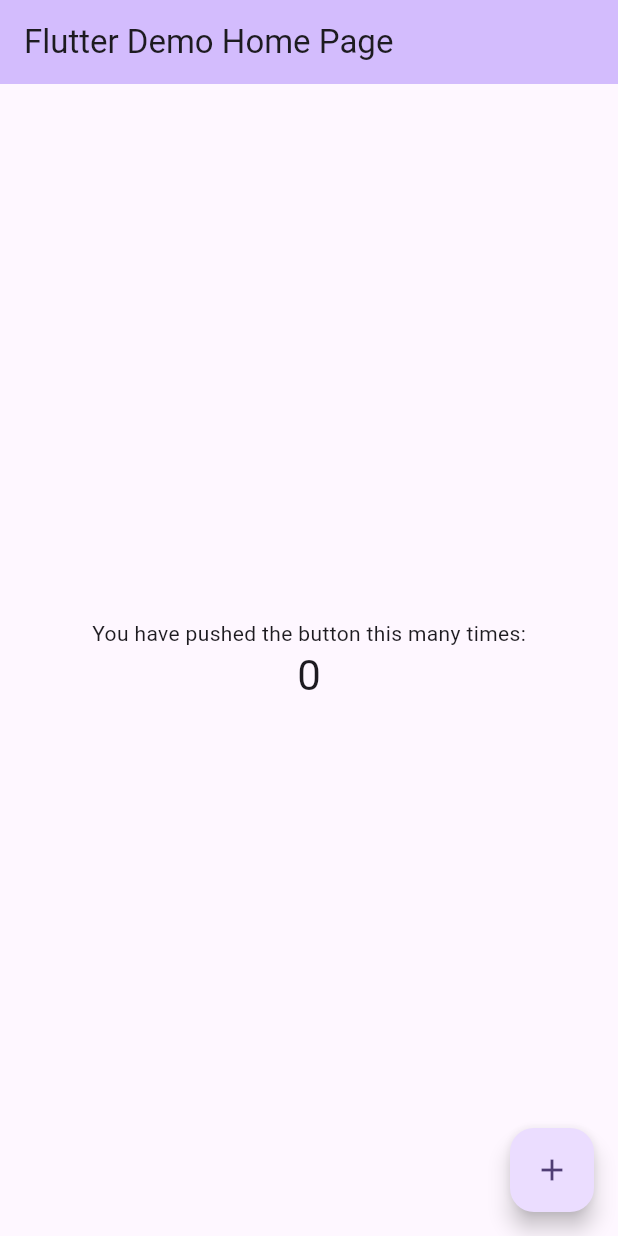
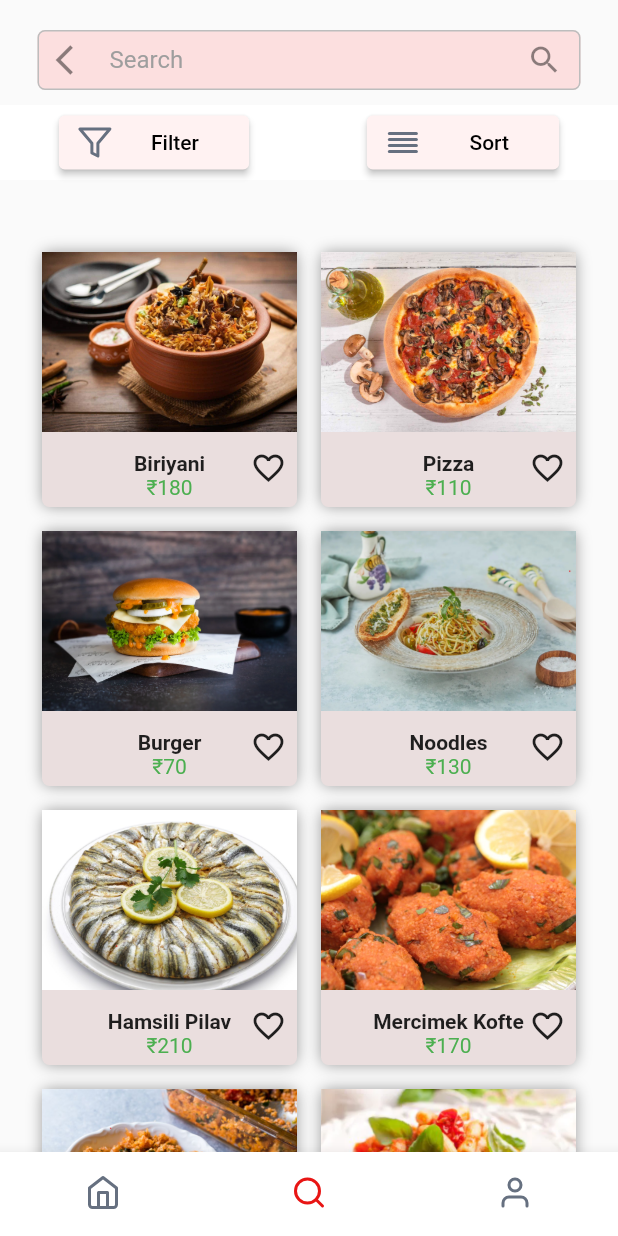
Before and after one commit to sanjaycheemeni/Makeatable, a Flutter app: the screen it shows after launch, on a phone screen of 412 x 824 dp. Run offline on Flutter 3.47's test engine with Material 2 defaults, Android fonts, the phone set to English and light mode, and no system bars; our stand-ins replace flutter_svg.

Commit message:
Hai Sanjay
Completed except Filter option

```diff
--- a/makeatable/lib/main.dart
+++ b/makeatable/lib/main.dart
@@ -1,125 +1,45 @@
 import 'package:flutter/material.dart';
+import 'package:makeatable/view/SearchResult/Pages/screen_search_result_main.dart';
+import 'package:makeatable/view/SearchResult/Widgets/searchbar.dart';
+
 
 void main() {
-  runApp(const MyApp());
+  runApp(MyApp()); // Replace with the appropriate widget
 }
 
 class MyApp extends StatelessWidget {
-  const MyApp({super.key});
-
-  // This widget is the root of your application.
   @override
   Widget build(BuildContext context) {
     return MaterialApp(
-      title: 'Flutter Demo',
-      theme: ThemeData(
-        // This is the theme of your application.
-        //
-        // TRY THIS: Try running your application with "flutter run". You'll see
-        // the application has a blue toolbar. Then, without quitting the app,
-        // try changing the seedColor in the colorScheme below to Colors.green
-        // and then invoke "hot reload" (save your changes or press the "hot
-        // reload" button in a Flutter-supported IDE, or press "r" if you used
-        // the command line to start the app).
-        //
-        // Notice that the counter didn't reset back to zero; the application
-        // state is not lost during the reload. To reset the state, use hot
-        // restart instead.
-        //
-        // This works for code too, not just values: Most code changes can be
-        // tested with just a hot reload.
-        colorScheme: ColorScheme.fromSeed(seedColor: Colors.deepPurple),
-        useMaterial3: true,
-      ),
-      home: const MyHomePage(title: 'Flutter Demo Home Page'),
+      debugShowCheckedModeBanner: false,
+      theme: ThemeData(primarySwatch: Colors.red),
+      home: Homepage(), // Assuming Homepage is your entry point
     );
   }
 }
 
-class MyHomePage extends StatefulWidget {
-  const MyHomePage({super.key, required this.title});
 
-  // This widget is the home page of your application. It is stateful, meaning
-  // that it has a State object (defined below) that contains fields that affect
-  // how it looks.
+// import 'package:flutter/material.dart';
+// import 'package:makeatable/view/SearchResult/Pages/search_result.dart';
+// import 'package:makeatable/view/SearchResult/screen_search_result_main.dart';
+// void main()
+// {
+//   runApp(const MyApp());
+//
+// }
+// class MyApp extends StatelessWidget{
+//   const MyApp({super.key});
+// }
+// @override
+// Widget build(BuildContext context){
+//   return const MaterialApp(
+//     debugShowCheckedModeBanner: false,
+//     home: HomePage(),
+//   );
+// }
 
-  // This class is the configuration for the state. It holds the values (in this
-  // case the title) provided by the parent (in this case the App widget) and
-  // used by the build method of the State. Fields in a Widget subclass are
-  // always marked "final".
-
-  final String title;
-
-  @override
-  State<MyHomePage> createState() => _MyHomePageState();
-}
-
-class _MyHomePageState extends State<MyHomePage> {
-  int _counter = 0;
-
-  void _incrementCounter() {
-    setState(() {
-      // This call to setState tells the Flutter framework that something has
-      // changed in this State, which causes it to rerun the build method below
-      // so that the display can reflect the updated values. If we changed
-      // _counter without calling setState(), then the build method would not be
-      // called again, and so nothing would appear to happen.
-      _counter++;
-    });
-  }
-
-  @override
-  Widget build(BuildContext context) {
-    // This method is rerun every time setState is called, for instance as done
-    // by the _incrementCounter method above.
-    //
-    // The Flutter framework has been optimized to make rerunning build methods
-    // fast, so that you can just rebuild anything that needs updating rather
-    // than having to individually change instances of widgets.
-    return Scaffold(
-      appBar: AppBar(
-        // TRY THIS: Try changing the color here to a specific color (to
-        // Colors.amber, perhaps?) and trigger a hot reload to see the AppBar
-        // change color while the other colors stay the same.
-        backgroundColor: Theme.of(context).colorScheme.inversePrimary,
-        // Here we take the value from the MyHomePage object that was created by
-        // the App.build method, and use it to set our appbar title.
-        title: Text(widget.title),
-      ),
-      body: Center(
-        // Center is a layout widget. It takes a single child and positions it
-        // in the middle of the parent.
-        child: Column(
-          // Column is also a layout widget. It takes a list of children and
-          // arranges them vertically. By default, it sizes itself to fit its
-          // children horizontally, and tries to be as tall as its parent.
-          //
-          // Column has various properties to control how it sizes itself and
-          // how it positions its children. Here we use mainAxisAlignment to
-          // center the children vertically; the main axis here is the vertical
-          // axis because Columns are vertical (the cross axis would be
-          // horizontal).
-          //
-          // TRY THIS: Invoke "debug painting" (choose the "Toggle Debug Paint"
-          // action in the IDE, or press "p" in the console), to see the
-          // wireframe for each widget.
-          mainAxisAlignment: MainAxisAlignment.center,
-          children: <Widget>[
-            const Text(
-              'You have pushed the button this many times:',
-            ),
-            Text(
-              '$_counter',
-              style: Theme.of(context).textTheme.headlineMedium,
-            ),
-          ],
-        ),
-      ),
-      floatingActionButton: FloatingActionButton(
-        onPressed: _incrementCounter,
-        tooltip: 'Increment',
-        child: const Icon(Icons.add),
-      ), // This trailing comma makes auto-formatting nicer for build methods.
-    );
-  }
-}
+// import 'package:flutter/material.dart';
+// import 'package:makeatable/view/SearchResult/screen_search_result_main.dart';
+//
+// void main() {
+// runApp( Homepage());
--- /dev/null
+++ b/makeatable/lib/util/product.dart
@@ -0,0 +1,71 @@
+import 'package:flutter/material.dart';
+class Product{
+  final String image,title;
+  final int price, id;
+  Product({
+    // super.key,
+    required this.id,
+    required this.image,
+    required this.title,
+    // this.description,
+    required this.price,
+    // this.size,
+    // this.color,
+});
+}
+List<Product> products = [
+  Product(
+    id:1,
+    title: "Biriyani",
+      price: 180,
+    image: "images/biriyani.jpeg"
+  ),
+  Product(
+      id:2,
+      title: "Pizza",
+      price: 110,
+      image: "images/pizza.png"
+  ),
+  Product(
+      id:3,
+      title: "Burger",
+      price: 70,
+      image: "images/burger.png"
+  ),
+  Product(
+      id:4,
+      title: "Noodles",
+      price: 130,
+      image: "images/noodles.png"
+  ),
+  Product(
+      id:5,
+      title: "Hamsili Pilav",
+      price: 210,
+      image: "images/hamsilipilav.png"
+  ),
+  Product(
+      id:6,
+      title: "Mercimek Kofte",
+      price: 170,
+      image: "images/mercimekkofte.png"
+  ),
+  Product(
+      id:7,
+      title: "Kisir",
+      price: 270,
+      image: "images/kisir.png"
+  ),
+  Product(
+      id:8,
+      title: "Pasta",
+      price: 80,
+      image: "images/pasta.png"
+  ),
+  Product(
+      id:9,
+      title: "Manti",
+      price: 55,
+      image: "images/manti.png"
+  ),
+];
--- /dev/null
+++ b/makeatable/lib/view/SearchResult/Pages/screen_search_result_main.dart
@@ -0,0 +1,70 @@
+import 'package:flutter/cupertino.dart';
+import 'package:flutter/material.dart';
+import 'package:flutter_svg/svg.dart';
+import 'package:makeatable/view/SearchResult/Widgets/productlist.dart';
+import 'package:makeatable/view/SearchResult/Widgets/searchbar.dart';
+import 'package:makeatable/view/SearchResult/Widgets/bottomnavbar.dart';
+import 'package:makeatable/view/SearchResult/Widgets/FilterndSort.dart';
+import 'package:makeatable/view/SearchResult/Widgets/filterbutten.dart';
+
+class Homepage extends StatefulWidget {
+  const Homepage({super.key});
+
+  @override
+  State<Homepage> createState() => _HomepageState();
+}
+
+@override
+class _HomepageState extends State<Homepage> {
+  Widget build(BuildContext context) {
+    int pid;
+    return GestureDetector(
+      onTap: () {
+        FocusScopeNode currentFocus = FocusScope.of(context);
+
+        if (!currentFocus.hasPrimaryFocus) {
+          currentFocus.unfocus();
+        }
+      },
+      child: Scaffold(
+        body: SafeArea(
+          child: Center(
+            child: Column(
+              children: [
+                SizedBox(height: 20),
+                SizedBox(
+                  height: 40,
+                  child: searchbar(
+                    hintText: 'Search',
+                    controller: null,
+                    obscureText: false,
+                  ),
+                ),
+                SizedBox(height: 10),
+                filtersort(h: 50),
+                SizedBox(
+                  height: 20,
+                ),
+                Expanded(
+                  child: GridView.builder(
+                      // crossAxisCount: 2,
+                      primary: false,
+                      padding: const EdgeInsets.all(20),
+                      gridDelegate:
+                          const SliverGridDelegateWithFixedCrossAxisCount(
+                        crossAxisCount: 2,
+                      ),
+                      itemCount: 9,
+                      itemBuilder: (BuildContext context, int index) {
+                        return ProductL(h: 120, id: index);
+                      }),
+                )
+              ],
+            ),
+          ),
+        ),
+        bottomNavigationBar: bottomBar(index: 0, onTap: (n) {}),
+      ),
+    );
+  }
+}
--- /dev/null
+++ b/makeatable/lib/view/SearchResult/Widgets/FilterndSort.dart
@@ -0,0 +1,97 @@
+import 'package:flutter/material.dart';
+import 'package:flutter_svg/svg.dart';
+import 'package:makeatable/view/SearchResult/Widgets/sort_modal_content.dart';
+
+class filtersort extends StatefulWidget {
+  final double h;
+
+  const filtersort({
+    super.key,
+    required this.h,
+  });
+
+  @override
+  _filtersortState createState() => _filtersortState();
+}
+
+class _filtersortState extends State<filtersort> {
+  String sortBy = 'Alphabetical'; // Initial selected sort option
+
+  void setSortBy(String option) {
+    setState(() {
+      sortBy = option;
+    });
+  }
+
+  @override
+  Widget build(BuildContext context) {
+    return Container(
+      height: widget.h,
+      width: MediaQuery.of(context).size.width,
+      color: Colors.white,
+      child: Row(
+        mainAxisAlignment: MainAxisAlignment.spaceAround,
+        children: [
+          ElevatedButton.icon(
+            icon: SvgPicture.asset('icons/filter.svg', color: Color(0xFF667080)),
+            label: Text(
+              '     Filter     ',
+              style: TextStyle(color: Color(0xFF000000)),
+            ),
+            style: ElevatedButton.styleFrom(
+              primary: Color(0xFFFFF2F2),
+            ),
+            onPressed: () {
+              showModalBottomSheet<void>(
+                context: context,
+                isScrollControlled: true,
+                backgroundColor: Colors.transparent,
+                builder: (context) => Container(
+                  height: MediaQuery.of(context).size.height * 0.78,
+                  decoration: BoxDecoration(
+                    color: Colors.white.withOpacity(0.8),
+                    borderRadius: BorderRadius.only(
+                      topLeft: const Radius.circular(25.0),
+                      topRight: const Radius.circular(25.0),
+                    ),
+                  ),
+                  child: Column(
+                    mainAxisAlignment: MainAxisAlignment.center,
+                    mainAxisSize: MainAxisSize.min,
+                    children: <Widget>[
+                      // Add filter options here
+                    ],
+                  ),
+                ),
+              );
+            },
+          ),
+          ElevatedButton.icon(
+            icon: SvgPicture.asset('icons/align-justify.svg', color: Color(0xFF667080)),
+            label: Text(
+              '       Sort     ',
+              style: TextStyle(color: Color(0xFF000000)),
+            ),
+            style: ElevatedButton.styleFrom(
+              primary: Color(0xFFFFF2F2),
+            ),
+            onPressed: () {
+              showModalBottomSheet<void>(
+                context: context,
+                isScrollControlled: true,
+                backgroundColor: Colors.transparent,
+                builder: (context) => SortModalContent(
+                  selectedSort: sortBy,
+                  onSortChanged: (newSort) {
+                    Navigator.pop(context);
+                    setSortBy(newSort);
+                  },
+                ),
+              );
+            },
+          ),
+        ],
+      ),
+    );
+  }
+}
--- /dev/null
+++ b/makeatable/lib/view/SearchResult/Widgets/bottomnavbar.dart
@@ -0,0 +1,62 @@
+import 'package:flutter/material.dart';
+import 'package:flutter_svg/svg.dart';
+
+class bottomBar extends StatelessWidget {
+ final Function(int) onTap;
+ final int index;
+      const bottomBar( {
+        super.key,
+        required this.index,
+        required this.onTap,
+});
+
+  @override
+  Widget build(BuildContext context) {
+    return BottomNavigationBar(
+      showSelectedLabels: false,
+      showUnselectedLabels: false,
+      backgroundColor: Color(0xffFFFFFF),
+      selectedItemColor: Color(0xFFE81514),
+      unselectedItemColor: Color(0xFF1956B7),
+
+      items: <BottomNavigationBarItem>[
+        BottomNavigationBarItem(
+          icon: SvgPicture.asset('icons/home.svg', color: Color(0xFF667080)),
+          label: '',
+        ),
+        BottomNavigationBarItem(
+          icon: SvgPicture.asset(
+            'icons/search.svg',
+            color: Color(0xFFE81514), // Change the color here
+          ),
+          label: '',
+        ),
+        BottomNavigationBarItem(
+          icon: SvgPicture.asset(
+            'icons/user.svg',
+            color: Color(0xFF667080),
+          ),
+          label: '',
+        ),
+      ],
+      currentIndex: index,
+      onTap: onTap, // Call the provided onTap callback
+    );
+  }
+
+}
+
+
+// class BottomBar extends StatelessWidget {
+//
+//   final String val;
+//   final Function()?
+//    BottomBar({required String this.val,super.key});
+//
+//   @override
+//   Widget build(BuildContext context) {
+//
+//
+//     return const Placeholder();
+//   }
+// }
--- /dev/null
+++ b/makeatable/lib/view/SearchResult/Widgets/productlist.dart
@@ -0,0 +1,94 @@
+import 'package:flutter/material.dart';
+import 'package:makeatable/util/product.dart';
+
+class ProductL extends StatefulWidget {
+  final double h;
+  final int id;
+
+  const ProductL({
+    Key? key,
+    required this.h,
+    required this.id,
+  }) : super(key: key);
+
+  @override
+  _ProductLState createState() => _ProductLState();
+}
+
+class _ProductLState extends State<ProductL> {
+  bool isLiked = false;
+
+  void toggleLike() {
+    setState(() {
+      isLiked = !isLiked;
+    });
+  }
+
+  @override
+  Widget build(BuildContext context) {
+    return Padding(
+      padding: const EdgeInsets.all(8.0),
+      child: Container(
+        width: MediaQuery.of(context).size.width* 0.70,
+        height: widget.h,
+        decoration: BoxDecoration(
+          color: Color(0xFFEADEDE),
+          borderRadius: BorderRadius.circular(5),
+          boxShadow: [
+            BoxShadow(
+              color: Colors.grey,
+              blurRadius: 8.0,
+            )
+          ],
+        ),
+        child: Stack(
+          children: [
+            Column(
+              crossAxisAlignment: CrossAxisAlignment.center,
+              children: [
+                Container(
+                  height: widget.h,
+                  child: Image.asset(
+                    products[widget.id].image,
+                    fit: BoxFit.cover,
+                  ),
+                ),
+                SizedBox(height: 8),
+                Expanded(
+                  child: Column(
+                    mainAxisAlignment: MainAxisAlignment.center,
+                    children: [
+                      Text(
+                        products[widget.id].title,
+                        style: TextStyle(
+                          fontWeight: FontWeight.bold,
+                        ),
+                      ),
+                      Text(
+                        '\₹${products[widget.id].price}',
+                        style: TextStyle(
+                          color: Colors.green,
+                        ),
+                      ),
+                    ],
+                  ),
+                ),
+              ],
+            ),
+            Positioned(
+              top: 120,
+              right: -5,
+              child: IconButton(
+                icon: Icon(
+                  isLiked ? Icons.favorite : Icons.favorite_border,
+                  color: isLiked ? Colors.red : null,
+                ),
+                onPressed: toggleLike,
+              ),
+            ),
+          ],
+        ),
+      ),
+    );
+  }
+}
--- /dev/null
+++ b/makeatable/lib/view/SearchResult/Widgets/searchbar.dart
@@ -0,0 +1,51 @@
+import 'package:flutter/material.dart';
+import 'package:flutter_svg/svg.dart';
+
+class searchbar extends StatelessWidget {
+  final controller;
+  final String hintText;
+  final bool obscureText;
+
+  const searchbar({
+    super.key,
+    required this.controller,
+    required this.hintText,
+    required this.obscureText,
+  });
+
+  @override
+  Widget build(BuildContext context) {
+    return  Padding(
+      padding: const EdgeInsets.symmetric(horizontal: 25.0),
+      child: TextField(
+        // textAlign: TextAlign.center,
+        textAlignVertical: TextAlignVertical.bottom,
+        controller: controller,
+        obscureText: obscureText,
+        decoration: InputDecoration(
+            enabledBorder: OutlineInputBorder(
+              borderSide: BorderSide(color: Colors.grey.shade400),
+              borderRadius: BorderRadius.circular(5.0),
+
+            ),
+            prefixIcon: Align(
+              widthFactor: 1.0,
+              heightFactor: 1.0,
+              child: Icon(
+                Icons.arrow_back_ios,
+              ),
+            ),
+            suffixIcon:Icon(
+              Icons.search,
+            ),
+            focusedBorder: OutlineInputBorder(
+              borderSide: BorderSide(color: Colors.grey.shade400),
+            ),
+            fillColor: Color(0xFFFCDFDF),
+            filled: true,
+            hintText: hintText,
+            hintStyle: TextStyle(color: Colors.grey[500])),
+      ),
+    );
+  }
+}
```
Also changed, not shown: makeatable/lib/view/SearchResult/Widgets/filterbutten.dart (added, +41 -0 lines), makeatable/lib/view/SearchResult/Widgets/sort_modal_content.dart (added, +83 -0 lines), makeatable/pubspec.yaml (+27 -4 lines), makeatable/icons/makeatable.png (added), makeatable/images/biriyani.jpeg (added), makeatable/images/burger.png (added), makeatable/images/hamsilipilav.png (added), makeatable/images/kisir.png (added), makeatable/images/manti.png (added), makeatable/images/mercimekkofte.png (added), makeatable/images/noodles.png (added), makeatable/images/pasta.png (added), makeatable/images/pizza.png (added), makeatable/pubspec.lock.
